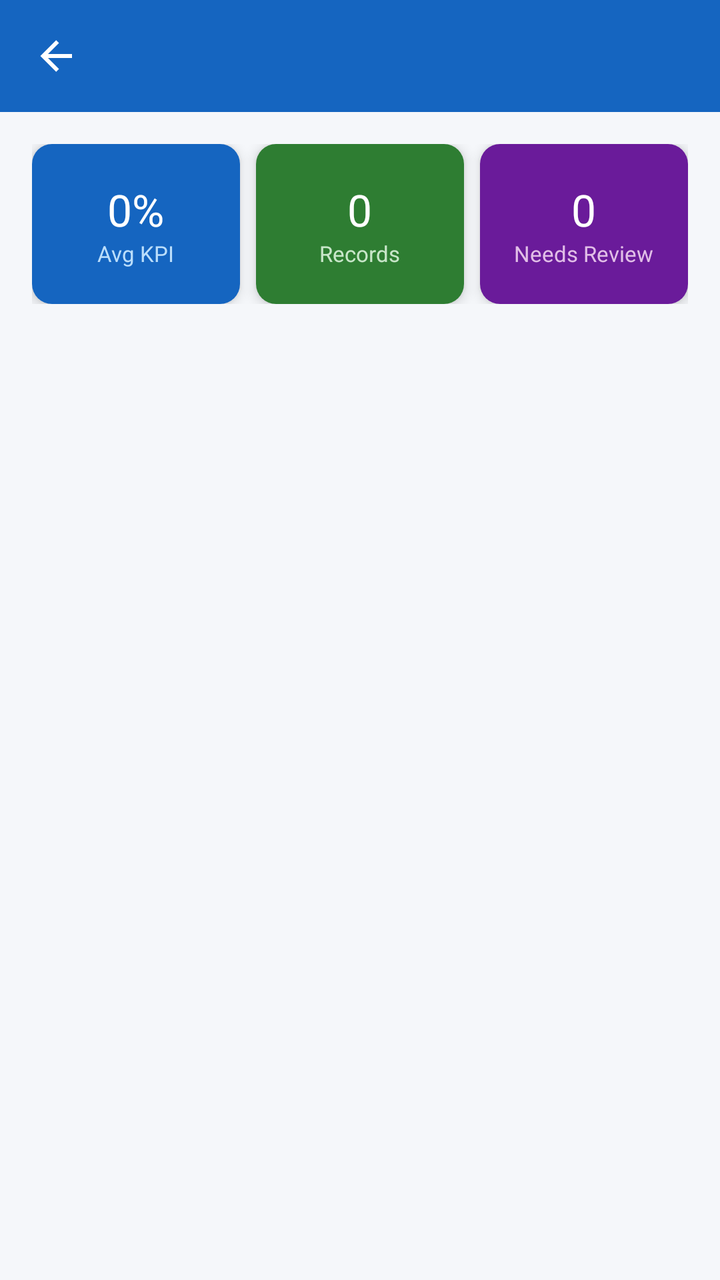
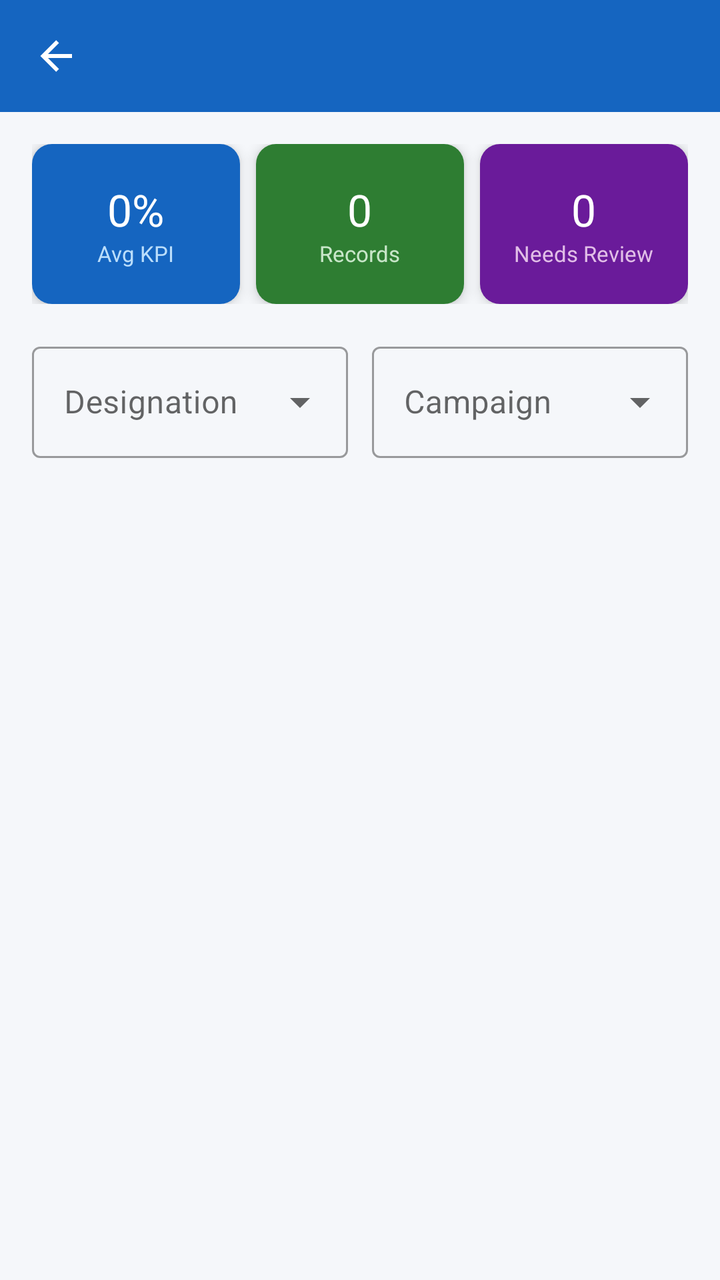

Screens rendered from an Android XML layout before and after an edit, with the pre-edit source and the edit as a unified diff.
<!-- AndroidManifest.xml: application theme Theme.WorkVerse -->
<!-- res/layout/activity_ceo_performance.xml -->
<?xml version="1.0" encoding="utf-8"?>
<LinearLayout xmlns:android="http://schemas.android.com/apk/res/android"
    xmlns:app="http://schemas.android.com/apk/res-auto"
    android:layout_width="match_parent"
    android:layout_height="match_parent"
    android:background="@color/background"
    android:orientation="vertical">

    <androidx.appcompat.widget.Toolbar
        android:id="@+id/toolbar"
        android:layout_width="match_parent"
        android:layout_height="?attr/actionBarSize"
        android:background="@color/primary"
        app:navigationIcon="@drawable/ic_back"
        app:titleTextColor="@color/white" />

    <ProgressBar
        android:id="@+id/progressBar"
        android:layout_width="wrap_content"
        android:layout_height="wrap_content"
        android:layout_gravity="center"
        android:visibility="gone" />

    <LinearLayout
        android:layout_width="match_parent"
        android:layout_height="wrap_content"
        android:orientation="horizontal"
        android:padding="16dp">

        <androidx.cardview.widget.CardView
            android:layout_width="0dp"
            android:layout_height="80dp"
            android:layout_marginEnd="8dp"
            android:layout_weight="1"
            app:cardCornerRadius="10dp"
            app:cardElevation="4dp">

            <LinearLayout
                android:layout_width="match_parent"
                android:layout_height="match_parent"
                android:background="@color/card_blue"
                android:gravity="center"
                android:orientation="vertical">

                <TextView
                    android:id="@+id/tvAvgKpi"
                    android:layout_width="wrap_content"
                    android:layout_height="wrap_content"
                    android:fontFamily="sans-serif-bold"
                    android:text="0%"
                    android:textColor="@color/white"
                    android:textSize="22sp" />

                <TextView
                    android:layout_width="wrap_content"
                    android:layout_height="wrap_content"
                    android:text="Avg KPI"
                    android:textColor="#BBDEFB"
                    android:textSize="11sp" />
            </LinearLayout>
        </androidx.cardview.widget.CardView>

        <androidx.cardview.widget.CardView
            android:layout_width="0dp"
            android:layout_height="80dp"
            android:layout_weight="1"
            app:cardCornerRadius="10dp"
            app:cardElevation="4dp">

            <LinearLayout
                android:layout_width="match_parent"
                android:layout_height="match_parent"
                android:background="@color/card_green"
                android:gravity="center"
                android:orientation="vertical">

                <TextView
                    android:id="@+id/tvTotalRecords"
                    android:layout_width="wrap_content"
                    android:layout_height="wrap_content"
                    android:fontFamily="sans-serif-bold"
                    android:text="0"
                    android:textColor="@color/white"
                    android:textSize="22sp" />

                <TextView
                    android:layout_width="wrap_content"
                    android:layout_height="wrap_content"
                    android:text="Records"
                    android:textColor="#C8E6C9"
                    android:textSize="11sp" />
            </LinearLayout>
        </androidx.cardview.widget.CardView>

        <androidx.cardview.widget.CardView
            android:layout_width="0dp"
            android:layout_height="80dp"
            android:layout_marginStart="8dp"
            android:layout_weight="1"
            app:cardCornerRadius="10dp"
            app:cardElevation="4dp">

            <LinearLayout
                android:layout_width="match_parent"
                android:layout_height="match_parent"
                android:background="@color/card_purple"
                android:gravity="center"
                android:orientation="vertical">

                <TextView
                    android:id="@+id/tvNeedsImprovement"
                    android:layout_width="wrap_content"
                    android:layout_height="wrap_content"
                    android:fontFamily="sans-serif-bold"
                    android:text="0"
                    android:textColor="@color/white"
                    android:textSize="22sp" />

                <TextView
                    android:layout_width="wrap_content"
                    android:layout_height="wrap_content"
                    android:text="Needs Review"
                    android:textColor="#E1BEE7"
                    android:textSize="11sp" />
            </LinearLayout>
        </androidx.cardview.widget.CardView>
    </LinearLayout>

    <TextView
        android:id="@+id/tvEmpty"
        android:layout_width="wrap_content"
        android:layout_height="wrap_content"
        android:layout_gravity="center"
        android:layout_marginTop="30dp"
        android:text="No data available"
        android:textColor="@color/text_secondary"
        android:visibility="gone" />

    <androidx.recyclerview.widget.RecyclerView
        android:id="@+id/recyclerView"
        android:layout_width="match_parent"
        android:layout_height="0dp"
        android:layout_weight="1"
        android:clipToPadding="false"
        android:padding="12dp" />
</LinearLayout>
<!-- resources referenced by this layout -->
<resources>
  <color name="background">#F5F7FA</color>
  <color name="card_blue">#1565C0</color>
  <color name="card_green">#2E7D32</color>
  <color name="card_purple">#6A1B9A</color>
  <color name="primary">#1565C0</color>
  <color name="text_secondary">#757575</color>
  <color name="white">#FFFFFF</color>
  <!-- drawable ic_back (drawable) -->
  <?xml version="1.0" encoding="utf-8"?>
  <vector xmlns:android="http://schemas.android.com/apk/res/android" android:width="24dp" android:height="24dp" android:viewportWidth="24" android:viewportHeight="24">
      <path android:fillColor="#FFFFFF" android:pathData="M20,11V13H8L13.5,18.5L12.08,19.92L4.16,12L12.08,4.08L13.5,5.5L8,11H20Z"/>
  </vector>
  <style name="Theme.WorkVerse" parent="Theme.MaterialComponents.Light.NoActionBar">
          <item name="colorPrimary">@color/primary</item>
          <item name="colorPrimaryVariant">@color/primary_dark</item>
          <item name="colorOnPrimary">@color/white</item>
          <item name="colorSecondary">@color/accent</item>
          <item name="android:colorBackground">@color/background</item>
          <item name="android:statusBarColor">@color/primary_dark</item>
      </style>
  <color name="primary_dark">#0D47A1</color>
  <color name="accent">#FF8F00</color>
</resources>

<!-- the commit's change to res/layout/activity_ceo_performance.xml (unified diff, before → after) -->
@@ -126,6 +126,45 @@
         </androidx.cardview.widget.CardView>
     </LinearLayout>
 
+    <LinearLayout
+        android:layout_width="match_parent"
+        android:layout_height="wrap_content"
+        android:orientation="horizontal"
+        android:paddingStart="16dp"
+        android:paddingEnd="16dp"
+        android:paddingBottom="8dp">
+
+        <com.google.android.material.textfield.TextInputLayout
+            android:layout_width="0dp"
+            android:layout_height="wrap_content"
+            android:layout_weight="1"
+            android:layout_marginEnd="6dp"
+            android:hint="Designation"
+            style="@style/Widget.MaterialComponents.TextInputLayout.OutlinedBox.ExposedDropdownMenu">
+
+            <AutoCompleteTextView
+                android:id="@+id/actDesignationFilter"
+                android:layout_width="match_parent"
+                android:layout_height="wrap_content"
+                android:inputType="none" />
+        </com.google.android.material.textfield.TextInputLayout>
+
+        <com.google.android.material.textfield.TextInputLayout
+            android:layout_width="0dp"
+            android:layout_height="wrap_content"
+            android:layout_weight="1"
+            android:layout_marginStart="6dp"
+            android:hint="Campaign"
+            style="@style/Widget.MaterialComponents.TextInputLayout.OutlinedBox.ExposedDropdownMenu">
+
+            <AutoCompleteTextView
+                android:id="@+id/actCampaignFilter"
+                android:layout_width="match_parent"
+                android:layout_height="wrap_content"
+                android:inputType="none" />
+        </com.google.android.material.textfield.TextInputLayout>
+    </LinearLayout>
+
     <TextView
         android:id="@+id/tvEmpty"
         android:layout_width="wrap_content"
